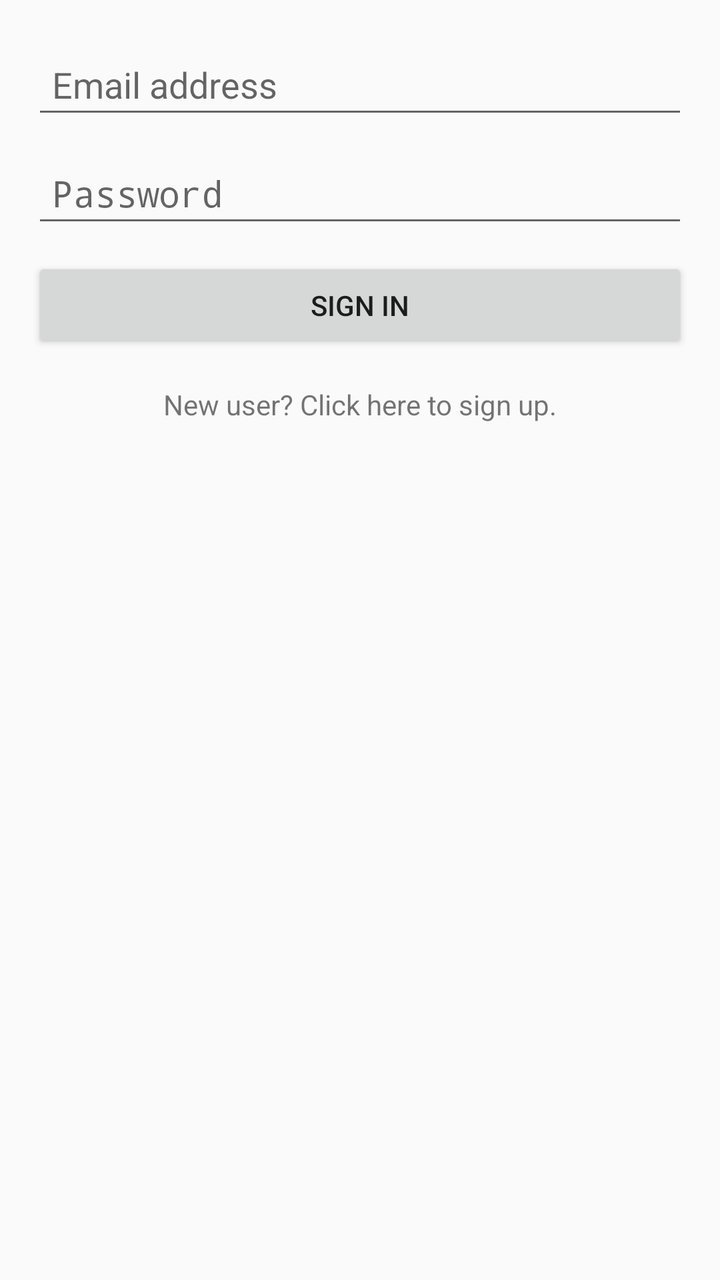
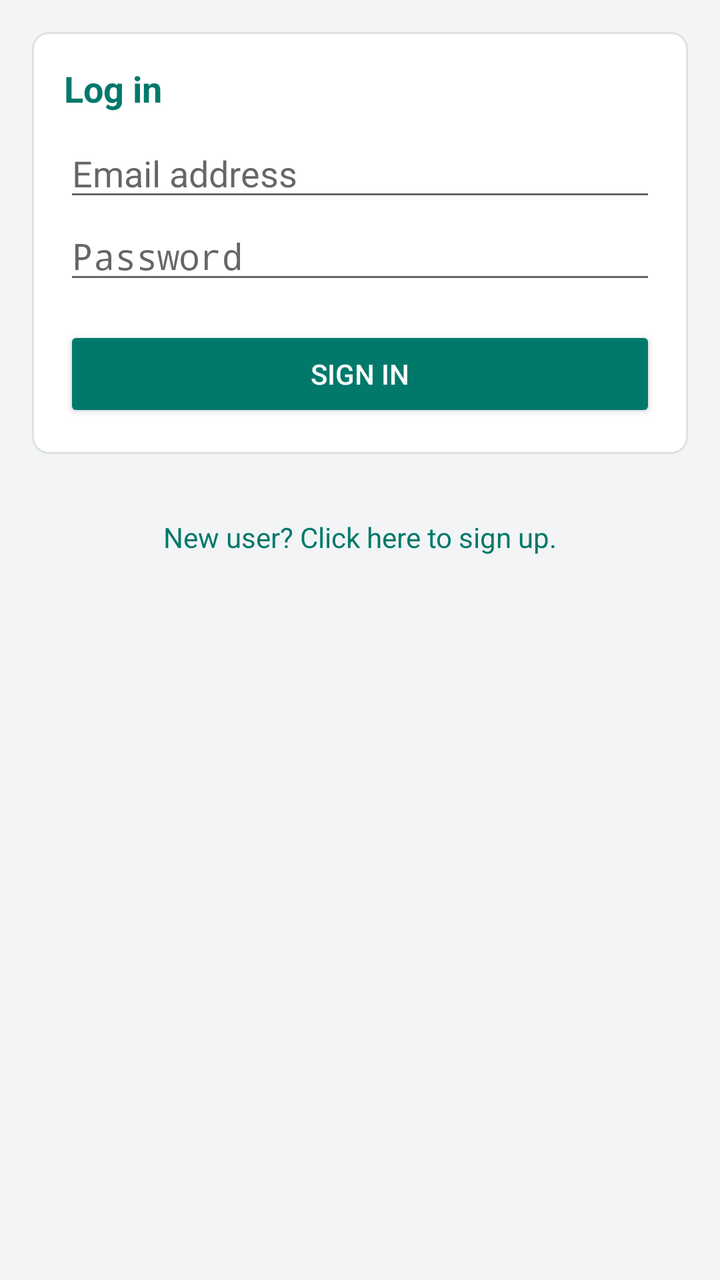

Two renders of the same Android screen: before a commit and after it. Below are the layout's source before the change and the commit's diff.
<!-- AndroidManifest.xml: application theme AppTheme -->
<!-- res/layout/activity_login.xml -->
<?xml version="1.0" encoding="utf-8"?>
<LinearLayout xmlns:android="http://schemas.android.com/apk/res/android"
    android:layout_width="fill_parent"
    android:layout_height="fill_parent"
    android:orientation="vertical"
    android:paddingLeft="@dimen/dp_16"
    android:paddingRight="@dimen/dp_16">

    <EditText
        android:id="@+id/accountName"
        android:layout_width="match_parent"
        android:layout_height="wrap_content"
        android:layout_marginTop="20dp"
        android:hint="@string/text_email"
        android:inputType="textEmailAddress"
        android:padding="@dimen/dp_10" />

    <EditText
        android:id="@+id/accountPassword"
        android:layout_width="match_parent"
        android:layout_height="wrap_content"
        android:layout_marginTop="10dp"
        android:hint="@string/text_password"
        android:inputType="textPassword"
        android:padding="@dimen/dp_10" />

    <Button
        android:id="@+id/submit"
        android:layout_width="match_parent"
        android:layout_height="wrap_content"
        android:layout_marginTop="10dp"
        android:padding="@dimen/dp_10"
        android:text="@string/button_signin" />

    <TextView
        android:id="@+id/signUp"
        android:layout_width="match_parent"
        android:layout_height="wrap_content"
        android:gravity="center"
        android:padding="@dimen/dp_16"
        android:text="@string/text_new_user" />

</LinearLayout>
<!-- resources referenced by this layout -->
<resources>
  <dimen name="dp_10">10dp</dimen>
  <dimen name="dp_16">16dp</dimen>
  <string name="button_signin">Sign in</string>
  <string name="text_email">Email address</string>
  <string name="text_new_user">New user? Click here to sign up.</string>
  <string name="text_password">Password</string>
  <style name="AppTheme" parent="android:Theme.Material.Light.DarkActionBar">
          
      </style>
</resources>

<!-- the commit's change to res/layout/activity_login.xml (unified diff, before → after) -->
@@ -1,43 +1,52 @@
 <?xml version="1.0" encoding="utf-8"?>
-<LinearLayout xmlns:android="http://schemas.android.com/apk/res/android"
-    android:layout_width="fill_parent"
-    android:layout_height="fill_parent"
-    android:orientation="vertical"
-    android:paddingLeft="@dimen/dp_16"
-    android:paddingRight="@dimen/dp_16">
+<ScrollView xmlns:android="http://schemas.android.com/apk/res/android"
+    android:layout_width="match_parent"
+    android:layout_height="match_parent"
+    android:fillViewport="true">
 
-    <EditText
-        android:id="@+id/accountName"
+    <LinearLayout
         android:layout_width="match_parent"
         android:layout_height="wrap_content"
-        android:layout_marginTop="20dp"
-        android:hint="@string/text_email"
-        android:inputType="textEmailAddress"
-        android:padding="@dimen/dp_10" />
+        android:orientation="vertical"
+        android:padding="@dimen/dp_16">
 
-    <EditText
-        android:id="@+id/accountPassword"
-        android:layout_width="match_parent"
-        android:layout_height="wrap_content"
-        android:layout_marginTop="10dp"
-        android:hint="@string/text_password"
-        android:inputType="textPassword"
-        android:padding="@dimen/dp_10" />
+        <LinearLayout style="@style/Card">
 
-    <Button
-        android:id="@+id/submit"
-        android:layout_width="match_parent"
-        android:layout_height="wrap_content"
-        android:layout_marginTop="10dp"
-        android:padding="@dimen/dp_10"
-        android:text="@string/button_signin" />
+            <TextView
+                style="@style/SectionTitle"
+                android:text="@string/login_label" />
 
-    <TextView
-        android:id="@+id/signUp"
-        android:layout_width="match_parent"
-        android:layout_height="wrap_content"
-        android:gravity="center"
-        android:padding="@dimen/dp_16"
-        android:text="@string/text_new_user" />
+        <EditText
+            android:id="@+id/accountName"
+            android:layout_width="match_parent"
+            android:layout_height="wrap_content"
+            android:autofillHints="emailAddress"
+            android:hint="@string/text_email"
+            android:imeOptions="actionNext"
+            android:inputType="textEmailAddress"
+            android:maxLines="1" />
 
-</LinearLayout>
+        <EditText
+            android:id="@+id/accountPassword"
+            android:layout_width="match_parent"
+            android:layout_height="wrap_content"
+            android:autofillHints="password"
+            android:hint="@string/text_password"
+            android:imeOptions="actionDone"
+            android:inputType="textPassword"
+            android:maxLines="1" />
+
+            <Button
+                android:id="@+id/submit"
+                style="@style/ActionButton"
+                android:layout_marginTop="@dimen/dp_16"
+                android:text="@string/button_signin" />
+        </LinearLayout>
+
+        <TextView
+            android:id="@+id/signUp"
+            style="@style/LinkText"
+            android:text="@string/text_new_user" />
+
+    </LinearLayout>
+</ScrollView>
<!-- resource entries referenced after the edit -->
@@ -1,13 +1,62 @@
 <!-- resources referenced by this layout -->
 <resources>
-  <dimen name="dp_10">10dp</dimen>
   <dimen name="dp_16">16dp</dimen>
   <string name="button_signin">Sign in</string>
+  <string name="login_label">Log in</string>
   <string name="text_email">Email address</string>
   <string name="text_new_user">New user? Click here to sign up.</string>
   <string name="text_password">Password</string>
+  <style name="ActionButton" parent="android:Widget.Material.Button">
+          <item name="android:backgroundTint">@color/primary</item>
+          <item name="android:textColor">@android:color/white</item>
+          <item name="android:layout_width">match_parent</item>
+          <item name="android:layout_height">wrap_content</item>
+          <item name="android:layout_marginTop">@dimen/dp_4</item>
+      </style>
+  <style name="Card">
+          <item name="android:layout_width">match_parent</item>
+          <item name="android:layout_height">wrap_content</item>
+          <item name="android:layout_marginBottom">@dimen/dp_16</item>
+          <item name="android:orientation">vertical</item>
+          <item name="android:padding">@dimen/dp_16</item>
+          <item name="android:background">@drawable/bg_card</item>
+      </style>
+  <style name="LinkText">
+          <item name="android:layout_width">match_parent</item>
+          <item name="android:layout_height">wrap_content</item>
+          <item name="android:gravity">center</item>
+          <item name="android:padding">@dimen/dp_16</item>
+          <item name="android:textColor">@color/primary</item>
+      </style>
+  <style name="SectionTitle">
+          <item name="android:layout_width">match_parent</item>
+          <item name="android:layout_height">wrap_content</item>
+          <item name="android:layout_marginBottom">@dimen/dp_8</item>
+          <item name="android:textAppearance">?android:attr/textAppearanceMedium</item>
+          <item name="android:textColor">@color/primary</item>
+          <item name="android:textStyle">bold</item>
+      </style>
   <style name="AppTheme" parent="android:Theme.Material.Light.DarkActionBar">
-          
+          <item name="android:colorPrimary">@color/primary</item>
+          <item name="android:colorPrimaryDark">@color/primary_dark</item>
+          <item name="android:colorAccent">@color/accent</item>
+          <item name="android:windowBackground">@color/background</item>
       </style>
+  <color name="primary">#00796B</color>
+  <dimen name="dp_4">4dp</dimen>
+  <!-- drawable bg_card (drawable) -->
+  <?xml version="1.0" encoding="utf-8"?>
+  <shape xmlns:android="http://schemas.android.com/apk/res/android">
+      <solid android:color="@android:color/white" />
+      <stroke
+          android:width="1dp"
+          android:color="@color/card_stroke" />
+      <corners android:radius="@dimen/dp_8" />
+  </shape>
+  <dimen name="dp_8">8dp</dimen>
+  <color name="primary_dark">#004D40</color>
+  <color name="accent">#FF6F00</color>
+  <color name="background">#F2F4F5</color>
+  <color name="card_stroke">#DDE1E3</color>
 </resources>
 
